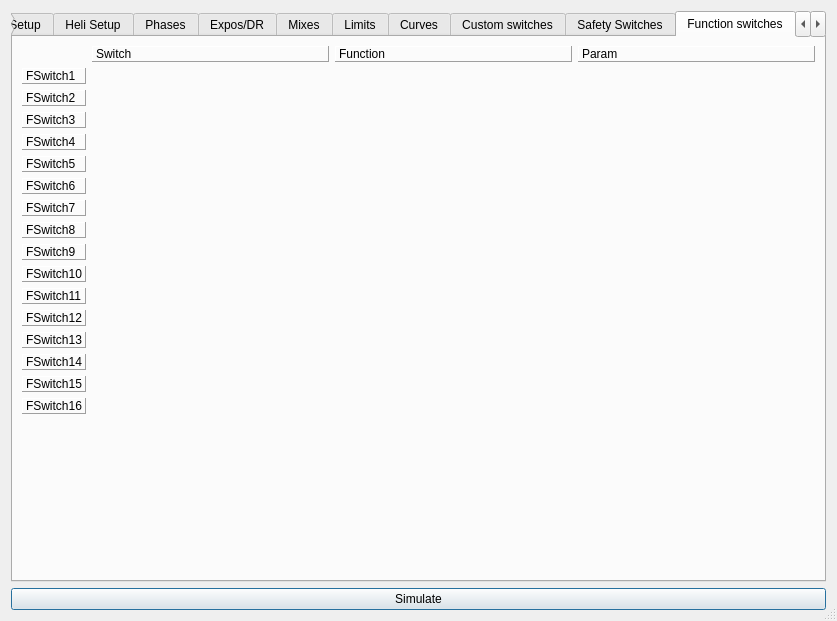
Qt form branches/arm/src/modeledit.ui (roberto1903/companion9x) before a commit.
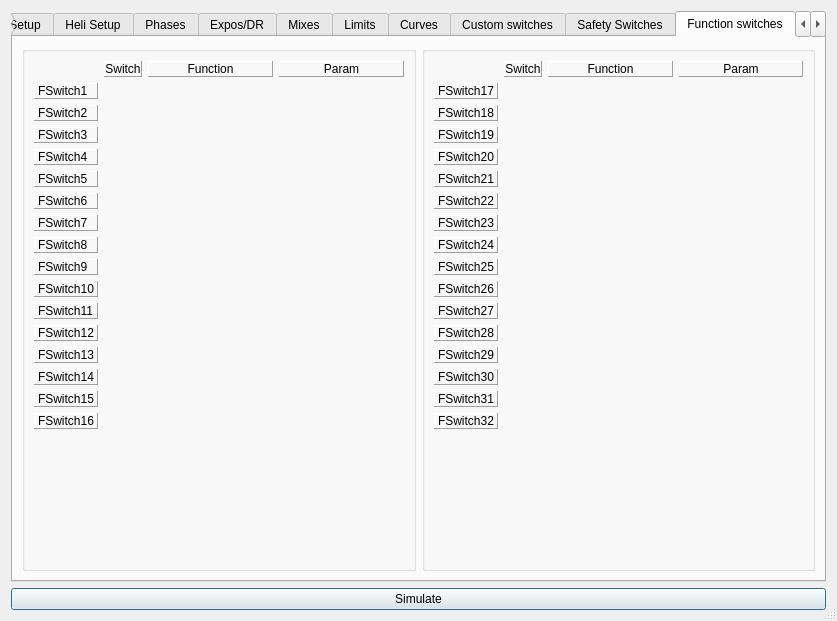
The same form after that commit. The open tabs and pages were chosen to show the change. Icons and pictures are not drawn.

Commit message: Function sw and custom sw grouped properly...

What changed in the file:
```diff
--- a/branches/arm/src/modeledit.ui
+++ b/branches/arm/src/modeledit.ui
@@ -11325,9 +11325,20 @@
       <attribute name="title">
        <string>Function switches</string>
       </attribute>
-      <layout class="QGridLayout" name="gridLayout_fswitches" columnstretch="0,1,1,1" columnminimumwidth="0,0,0,0">
-       <item row="13" column="0">
-        <widget class="QLabel" name="label_4">
+      <layout class="QGridLayout" name="gridLayout_fswitches" columnstretch="0,0,0,0,0">
+       <item row="1" column="3">
+        <widget class="QGroupBox" name="FSwitchGB1">
+         <property name="title">
+          <string/>
+         </property>
+         <layout class="QGridLayout" name="gridLayout_24">
+          <item row="0" column="0">
+           <layout class="QGridLayout" name="fswitchlayout1" columnstretch="0,0,1,1">
+            <property name="sizeConstraint">
+             <enum>QLayout::SetNoConstraint</enum>
+            </property>
+            <item row="0" column="1">
+             <widget class="QLabel" name="fswFuncLabel_3">
          <property name="frameShape">
           <enum>QFrame::Panel</enum>
          </property>
@@ -11335,12 +11346,15 @@
           <enum>QFrame::Raised</enum>
          </property>
          <property name="text">
-          <string>FSwitch13</string>
-         </property>
-        </widget>
-       </item>
-       <item row="15" column="0">
-        <widget class="QLabel" name="label_11">
+               <string>Switch</string>
+              </property>
+              <property name="alignment">
+               <set>Qt::AlignCenter</set>
+              </property>
+             </widget>
+            </item>
+            <item row="0" column="2">
+             <widget class="QLabel" name="fswFuncLabel_2">
          <property name="frameShape">
           <enum>QFrame::Panel</enum>
          </property>
@@ -11348,12 +11362,15 @@
           <enum>QFrame::Raised</enum>
          </property>
          <property name="text">
-          <string>FSwitch15</string>
-         </property>
-        </widget>
-       </item>
-       <item row="14" column="0">
-        <widget class="QLabel" name="label_6">
+               <string>Function</string>
+              </property>
+              <property name="alignment">
+               <set>Qt::AlignCenter</set>
+              </property>
+             </widget>
+            </item>
+            <item row="0" column="3">
+             <widget class="QLabel" name="fswFuncLabel_4">
          <property name="frameShape">
           <enum>QFrame::Panel</enum>
          </property>
@@ -11361,22 +11378,12 @@
           <enum>QFrame::Raised</enum>
          </property>
          <property name="text">
-          <string>FSwitch14</string>
-         </property>
-        </widget>
-       </item>
-       <item row="17" column="0" colspan="3">
-        <spacer name="verticalSpacer_3">
-         <property name="orientation">
-          <enum>Qt::Vertical</enum>
-         </property>
-         <property name="sizeHint" stdset="0">
-          <size>
-           <width>20</width>
-           <height>40</height>
-          </size>
-         </property>
-        </spacer>
+               <string>Param</string>
+              </property>
+              <property name="alignment">
+               <set>Qt::AlignCenter</set>
+              </property>
+             </widget>
        </item>
        <item row="1" column="0">
         <widget class="QLabel" name="label_37">
@@ -11417,32 +11424,6 @@
          </property>
         </widget>
        </item>
-       <item row="0" column="1">
-        <widget class="QLabel" name="fswFuncLabel_3">
-         <property name="frameShape">
-          <enum>QFrame::Panel</enum>
-         </property>
-         <property name="frameShadow">
-          <enum>QFrame::Raised</enum>
-         </property>
-         <property name="text">
-          <string>Switch</string>
-         </property>
-        </widget>
-       </item>
-       <item row="0" column="2">
-        <widget class="QLabel" name="fswFuncLabel_2">
-         <property name="frameShape">
-          <enum>QFrame::Panel</enum>
-         </property>
-         <property name="frameShadow">
-          <enum>QFrame::Raised</enum>
-         </property>
-         <property name="text">
-          <string>Function</string>
-         </property>
-        </widget>
-       </item>
        <item row="4" column="0">
         <widget class="QLabel" name="label_40">
          <property name="frameShape">
@@ -11560,6 +11541,45 @@
          </property>
         </widget>
        </item>
+            <item row="13" column="0">
+             <widget class="QLabel" name="label_4">
+              <property name="frameShape">
+               <enum>QFrame::Panel</enum>
+              </property>
+              <property name="frameShadow">
+               <enum>QFrame::Raised</enum>
+              </property>
+              <property name="text">
+               <string>FSwitch13</string>
+              </property>
+             </widget>
+            </item>
+            <item row="14" column="0">
+             <widget class="QLabel" name="label_6">
+              <property name="frameShape">
+               <enum>QFrame::Panel</enum>
+              </property>
+              <property name="frameShadow">
+               <enum>QFrame::Raised</enum>
+              </property>
+              <property name="text">
+               <string>FSwitch14</string>
+              </property>
+             </widget>
+            </item>
+            <item row="15" column="0">
+             <widget class="QLabel" name="label_11">
+              <property name="frameShape">
+               <enum>QFrame::Panel</enum>
+              </property>
+              <property name="frameShadow">
+               <enum>QFrame::Raised</enum>
+              </property>
+              <property name="text">
+               <string>FSwitch15</string>
+              </property>
+             </widget>
+            </item>
        <item row="16" column="0">
         <widget class="QLabel" name="label_52">
          <property name="frameShape">
@@ -11573,8 +11593,69 @@
          </property>
         </widget>
        </item>
+           </layout>
+          </item>
+          <item row="1" column="0">
+           <spacer name="verticalSpacer_14">
+            <property name="orientation">
+             <enum>Qt::Vertical</enum>
+            </property>
+            <property name="sizeHint" stdset="0">
+             <size>
+              <width>20</width>
+              <height>40</height>
+             </size>
+            </property>
+           </spacer>
+          </item>
+         </layout>
+        </widget>
+       </item>
+       <item row="1" column="4">
+        <widget class="QGroupBox" name="FSwitchGB2">
+         <property name="title">
+          <string/>
+         </property>
+         <layout class="QGridLayout" name="gridLayout_23">
+          <item row="0" column="0">
+           <layout class="QGridLayout" name="fswitchlayout2" columnstretch="0,0,1,1">
+            <property name="sizeConstraint">
+             <enum>QLayout::SetNoConstraint</enum>
+            </property>
+            <item row="0" column="1">
+             <widget class="QLabel" name="fswFuncLabel_5">
+              <property name="frameShape">
+               <enum>QFrame::Panel</enum>
+              </property>
+              <property name="frameShadow">
+               <enum>QFrame::Raised</enum>
+              </property>
+              <property name="text">
+               <string>Switch</string>
+              </property>
+              <property name="alignment">
+               <set>Qt::AlignCenter</set>
+              </property>
+             </widget>
+            </item>
+            <item row="0" column="2">
+             <widget class="QLabel" name="fswFuncLabel_6">
+              <property name="frameShape">
+               <enum>QFrame::Panel</enum>
+              </property>
+              <property name="frameShadow">
+               <enum>QFrame::Raised</enum>
+              </property>
+              <property name="text">
+               <string>Function</string>
+              </property>
+              <property name="alignment">
+               <set>Qt::AlignCenter</set>
+              </property>
+             </widget>
+            </item>
        <item row="0" column="3">
-        <widget class="QLabel" name="fswFuncLabel_4">
+             <widget class="QLabel" name="fswFuncLabel_7">
          <property name="frameShape">
           <enum>QFrame::Panel</enum>
          </property>
@@ -11584,6 +11665,235 @@
          <property name="text">
           <string>Param</string>
          </property>
+              <property name="alignment">
+               <set>Qt::AlignCenter</set>
+              </property>
+             </widget>
+            </item>
+            <item row="1" column="0">
+             <widget class="QLabel" name="label_69">
+              <property name="frameShape">
+               <enum>QFrame::Panel</enum>
+              </property>
+              <property name="frameShadow">
+               <enum>QFrame::Raised</enum>
+              </property>
+              <property name="text">
+               <string>FSwitch17</string>
+              </property>
+             </widget>
+            </item>
+            <item row="2" column="0">
+             <widget class="QLabel" name="label_70">
+              <property name="frameShape">
+               <enum>QFrame::Panel</enum>
+              </property>
+              <property name="frameShadow">
+               <enum>QFrame::Raised</enum>
+              </property>
+              <property name="text">
+               <string>FSwitch18</string>
+              </property>
+             </widget>
+            </item>
+            <item row="3" column="0">
+             <widget class="QLabel" name="label_71">
+              <property name="frameShape">
+               <enum>QFrame::Panel</enum>
+              </property>
+              <property name="frameShadow">
+               <enum>QFrame::Raised</enum>
+              </property>
+              <property name="text">
+               <string>FSwitch19</string>
+              </property>
+             </widget>
+            </item>
+            <item row="4" column="0">
+             <widget class="QLabel" name="label_72">
+              <property name="frameShape">
+               <enum>QFrame::Panel</enum>
+              </property>
+              <property name="frameShadow">
+               <enum>QFrame::Raised</enum>
+              </property>
+              <property name="text">
+               <string>FSwitch20</string>
+              </property>
+             </widget>
+            </item>
+            <item row="5" column="0">
+             <widget class="QLabel" name="label_73">
+              <property name="frameShape">
+               <enum>QFrame::Panel</enum>
+              </property>
+              <property name="frameShadow">
+               <enum>QFrame::Raised</enum>
+              </property>
+              <property name="text">
+               <string>FSwitch21</string>
+              </property>
+             </widget>
+            </item>
+            <item row="6" column="0">
+             <widget class="QLabel" name="label_74">
+              <property name="frameShape">
+               <enum>QFrame::Panel</enum>
+              </property>
+              <property name="frameShadow">
+               <enum>QFrame::Raised</enum>
+              </property>
+              <property name="text">
+               <string>FSwitch22</string>
+              </property>
+             </widget>
+            </item>
+            <item row="7" column="0">
+             <widget class="QLabel" name="label_75">
+              <property name="frameShape">
+               <enum>QFrame::Panel</enum>
+              </property>
+              <property name="frameShadow">
+               <enum>QFrame::Raised</enum>
+              </property>
+              <property name="text">
+               <string>FSwitch23</string>
+              </property>
+             </widget>
+            </item>
+            <item row="8" column="0">
+             <widget class="QLabel" name="label_76">
+              <property name="frameShape">
+               <enum>QFrame::Panel</enum>
+              </property>
+              <property name="frameShadow">
+               <enum>QFrame::Raised</enum>
+              </property>
+              <property name="text">
+               <string>FSwitch24</string>
+              </property>
+             </widget>
+            </item>
+            <item row="9" column="0">
+             <widget class="QLabel" name="label_77">
+              <property name="frameShape">
+               <enum>QFrame::Panel</enum>
+              </property>
+              <property name="frameShadow">
+               <enum>QFrame::Raised</enum>
+              </property>
+              <property name="text">
+               <string>FSwitch25</string>
+              </property>
+             </widget>
+            </item>
+            <item row="10" column="0">
+             <widget class="QLabel" name="label_78">
+              <property name="frameShape">
+               <enum>QFrame::Panel</enum>
+              </property>
+              <property name="frameShadow">
+               <enum>QFrame::Raised</enum>
+              </property>
+              <property name="text">
+               <string>FSwitch26</string>
+              </property>
+             </widget>
+            </item>
+            <item row="11" column="0">
+             <widget class="QLabel" name="label_79">
+              <property name="frameShape">
+               <enum>QFrame::Panel</enum>
+              </property>
+              <property name="frameShadow">
+               <enum>QFrame::Raised</enum>
+              </property>
+              <property name="text">
+               <string>FSwitch27</string>
+              </property>
+             </widget>
+            </item>
+            <item row="12" column="0">
+             <widget class="QLabel" name="label_121">
+              <property name="frameShape">
+               <enum>QFrame::Panel</enum>
+              </property>
+              <property name="frameShadow">
+               <enum>QFrame::Raised</enum>
+              </property>
+              <property name="text">
+               <string>FSwitch28</string>
+              </property>
+             </widget>
+            </item>
+            <item row="13" column="0">
+             <widget class="QLabel" name="label_8">
+              <property name="frameShape">
+               <enum>QFrame::Panel</enum>
+              </property>
+              <property name="frameShadow">
+               <enum>QFrame::Raised</enum>
+              </property>
+              <property name="text">
+               <string>FSwitch29</string>
+              </property>
+             </widget>
+            </item>
+            <item row="14" column="0">
+             <widget class="QLabel" name="label_122">
+              <property name="frameShape">
+               <enum>QFrame::Panel</enum>
+              </property>
+              <property name="frameShadow">
+               <enum>QFrame::Raised</enum>
+              </property>
+              <property name="text">
+               <string>FSwitch30</string>
+              </property>
+             </widget>
+            </item>
+            <item row="15" column="0">
+             <widget class="QLabel" name="label_123">
+              <property name="frameShape">
+               <enum>QFrame::Panel</enum>
+              </property>
+              <property name="frameShadow">
+               <enum>QFrame::Raised</enum>
+              </property>
+              <property name="text">
+               <string>FSwitch31</string>
+              </property>
+             </widget>
+            </item>
+            <item row="16" column="0">
+             <widget class="QLabel" name="label_124">
+              <property name="frameShape">
+               <enum>QFrame::Panel</enum>
+              </property>
+              <property name="frameShadow">
+               <enum>QFrame::Raised</enum>
+              </property>
+              <property name="text">
+               <string>FSwitch32</string>
+              </property>
+             </widget>
+            </item>
+           </layout>
+          </item>
+          <item row="1" column="0">
+           <spacer name="verticalSpacer_15">
+            <property name="orientation">
+             <enum>Qt::Vertical</enum>
+            </property>
+            <property name="sizeHint" stdset="0">
+             <size>
+              <width>20</width>
+              <height>40</height>
+             </size>
+            </property>
+           </spacer>
+          </item>
+         </layout>
         </widget>
        </item>
       </layout>
```
Left out of the diff: 94 changed lines with no effect on the pictures. Lines whose indentation alone changed are shown as unchanged. The commit also changes 1 other file.
